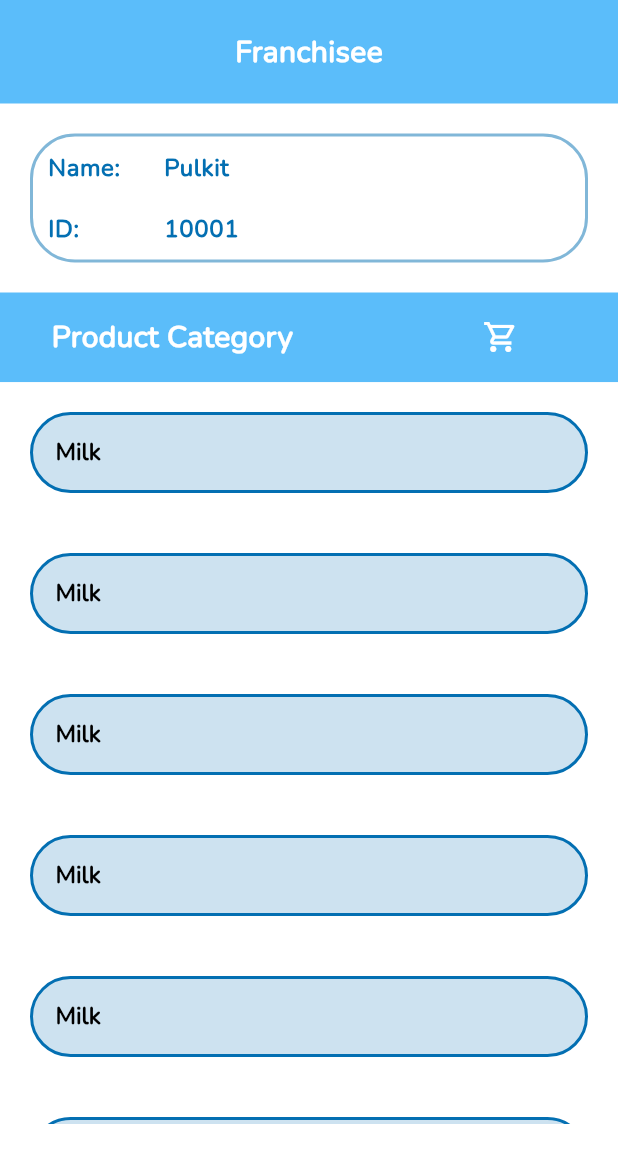
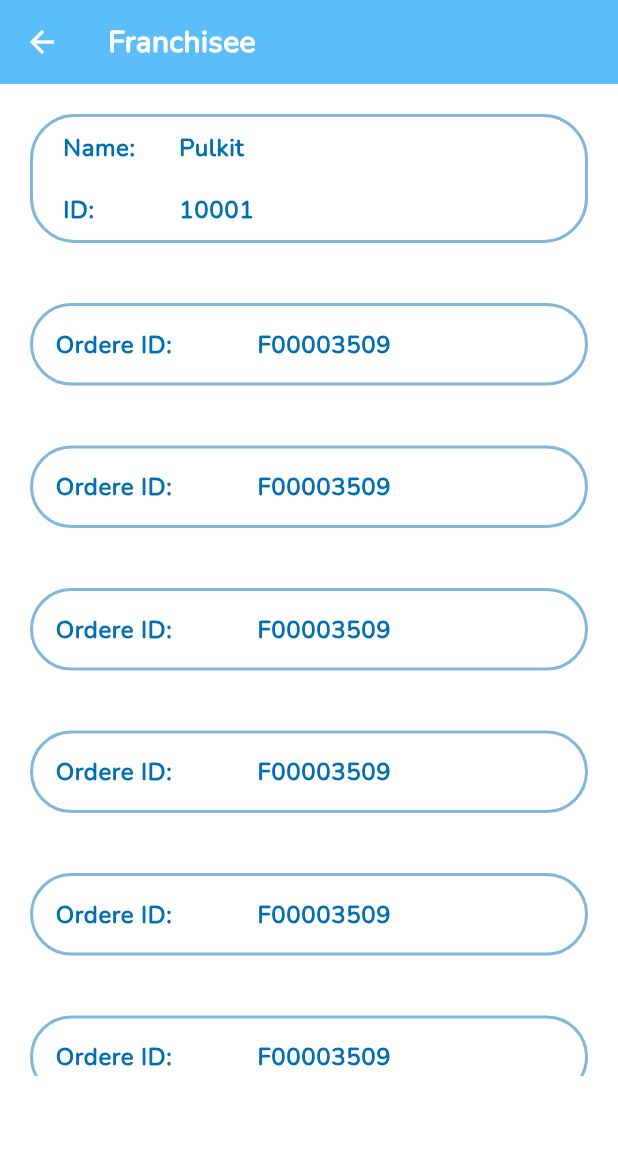
Before and after one commit to Rohit-ChauhanRC/maklifee_com_jun, a Flutter app: the HomeView screen opened by its route, after a tap on the "shopping cart" icon, on a phone screen of 412 x 824 dp. Shown: the top 1163 px of the screen. Run offline on Flutter 3.47's test engine with Material 3 defaults, Android fonts, the phone set to English and light mode, and no system bars; our stand-ins replace flutter_screenutil, get, get_storage; accounts and stored records are empty.

Commit message:
Order , cart, home ui done

```diff
--- /dev/null
+++ b/lib/app/modules/cart/bindings/cart_binding.dart
@@ -0,0 +1,12 @@
+import 'package:get/get.dart';
+
+import '../controllers/cart_controller.dart';
+
+class CartBinding extends Bindings {
+  @override
+  void dependencies() {
+    Get.lazyPut<CartController>(
+      () => CartController(),
+    );
+  }
+}
--- /dev/null
+++ b/lib/app/modules/cart/views/cart_view.dart
@@ -0,0 +1,76 @@
+import 'package:flutter/material.dart';
+import 'package:flutter_screenutil/flutter_screenutil.dart';
+
+import 'package:get/get.dart';
+import 'package:maklifee_com/app/routes/app_pages.dart';
+
+import '../../../utils/app_colors/app_colors.dart';
+import '../../../utils/widgets/appBarContainer.dart';
+import '../../../utils/widgets/profileContiner.dart';
+import '../controllers/cart_controller.dart';
+
+class CartView extends GetView<CartController> {
+  const CartView({Key? key}) : super(key: key);
+  @override
+  Widget build(BuildContext context) {
+    return Scaffold(
+      appBar: AppBar(
+        title: Text(
+          "Franchisee",
+          style: Theme.of(context).textTheme.bodyMedium,
+        ),
+      ),
+      body: SingleChildScrollView(
+        child: Column(
+          children: [
+            // const AppBarContainer(),
+            const ProfileContiner(),
+            SizedBox(
+              height: Get.height * 0.65,
+              child: ListView.builder(
+                  itemCount: 10,
+                  itemBuilder: (_, i) {
+                    return InkWell(
+                      onTap: () {
+                        Get.toNamed(Routes.CART_DETAIL);
+                      },
+                      child: Container(
+                        decoration: BoxDecoration(
+                          color: AppColors.white,
+                          border: Border.all(
+                            color: AppColors.blueDark.withOpacity(0.5),
+                            width: 2,
+                          ),
+                          borderRadius: BorderRadius.circular(30),
+                        ),
+                        margin: const EdgeInsets.all(20),
+                        padding: const EdgeInsets.all(15),
+                        child: Row(
+                          mainAxisAlignment: MainAxisAlignment.start,
+                          children: [
+                            SizedBox(
+                              width: 100.w,
+                              child: Text(
+                                "Ordere ID:",
+                                style: Theme.of(context).textTheme.bodySmall,
+                              ),
+                            ),
+                            const SizedBox(
+                              width: 20,
+                            ),
+                            Text(
+                              "F00003509",
+                              style: Theme.of(context).textTheme.bodySmall,
+                            ),
+                          ],
+                        ),
+                      ),
+                    );
+                  }),
+            ),
+          ],
+        ),
+      ),
+    );
+  }
+}
--- a/lib/app/modules/home/views/home_view.dart
+++ b/lib/app/modules/home/views/home_view.dart
@@ -13,11 +13,16 @@ class HomeView extends GetView<HomeController> {
   const HomeView({Key? key}) : super(key: key);
   @override
   Widget build(BuildContext context) {
-    return SafeArea(
-      child: Scaffold(
+    return Scaffold(
+      appBar: AppBar(
+          title: Text(
+            "Franchisee",
+            style: Theme.of(context).textTheme.bodyMedium,
+          ),
+          automaticallyImplyLeading: false),
       body: SingleChildScrollView(
         child: Column(children: [
-            AppBarContainer(),
+          // AppBarContainer(),
           ProfileContiner(),
           Container(
             color: AppColors.appColor,
@@ -33,7 +38,9 @@ class HomeView extends GetView<HomeController> {
                   width: 100.w,
                 ),
                 IconButton(
-                      onPressed: () {},
+                    onPressed: () {
+                      Get.toNamed(Routes.CART);
+                    },
                     icon: const Icon(
                       Icons.shopping_cart_outlined,
                       color: AppColors.white,
@@ -71,7 +78,6 @@ class HomeView extends GetView<HomeController> {
           )
         ]),
       ),
-      ),
     );
   }
 }
--- a/lib/app/routes/app_routes.dart
+++ b/lib/app/routes/app_routes.dart
@@ -7,6 +7,8 @@ abstract class Routes {
   static const LOGIN = _Paths.LOGIN;
   static const OTP = _Paths.OTP;
   static const ORDER = _Paths.ORDER;
+  static const CART = _Paths.CART;
+  static const CART_DETAIL = _Paths.CART_DETAIL;
 }
 
 abstract class _Paths {
@@ -15,4 +17,6 @@ abstract class _Paths {
   static const LOGIN = '/login';
   static const OTP = '/otp';
   static const ORDER = '/order';
+  static const CART = '/cart';
+  static const CART_DETAIL = '/cart-detail';
 }
--- a/lib/app/utils/themes/app_theme.dart
+++ b/lib/app/utils/themes/app_theme.dart
@@ -63,9 +63,9 @@ class AppTheme {
               fontSize: AppDimens.font20,
             ),
             actionsIconTheme: const IconThemeData(
-            color: AppColors.purple_200,
+              color: AppColors.white,
             ),
-        ),
+            iconTheme: const IconThemeData(color: AppColors.white)),
         elevatedButtonTheme: ElevatedButtonThemeData(
           style: ElevatedButton.styleFrom(
             minimumSize: Size(150.w, 35.h),
--- a/lib/app/utils/widgets/profileContiner.dart
+++ b/lib/app/utils/widgets/profileContiner.dart
@@ -17,7 +17,7 @@ class ProfileContiner extends StatelessWidget {
         borderRadius: BorderRadius.circular(30),
       ),
       margin: const EdgeInsets.all(20),
-      padding: const EdgeInsets.all(10),
+      padding: const EdgeInsets.only(top: 10, bottom: 10, right: 10, left: 20),
       child: Column(
         children: [
           Row(
```
Also changed, not shown: lib/app/modules/cart/controllers/cart_controller.dart (added, +23 -0 lines), lib/app/modules/cart_detail/bindings/cart_detail_binding.dart (added, +12 -0 lines), lib/app/modules/cart_detail/controllers/cart_detail_controller.dart (added, +23 -0 lines), lib/app/modules/cart_detail/views/cart_detail_view.dart (added, +166 -0 lines), lib/app/modules/order/views/order_view.dart (+17 -29 lines), lib/app/routes/app_pages.dart (+14 -0 lines). Lines whose indentation alone changed are shown as unchanged.
